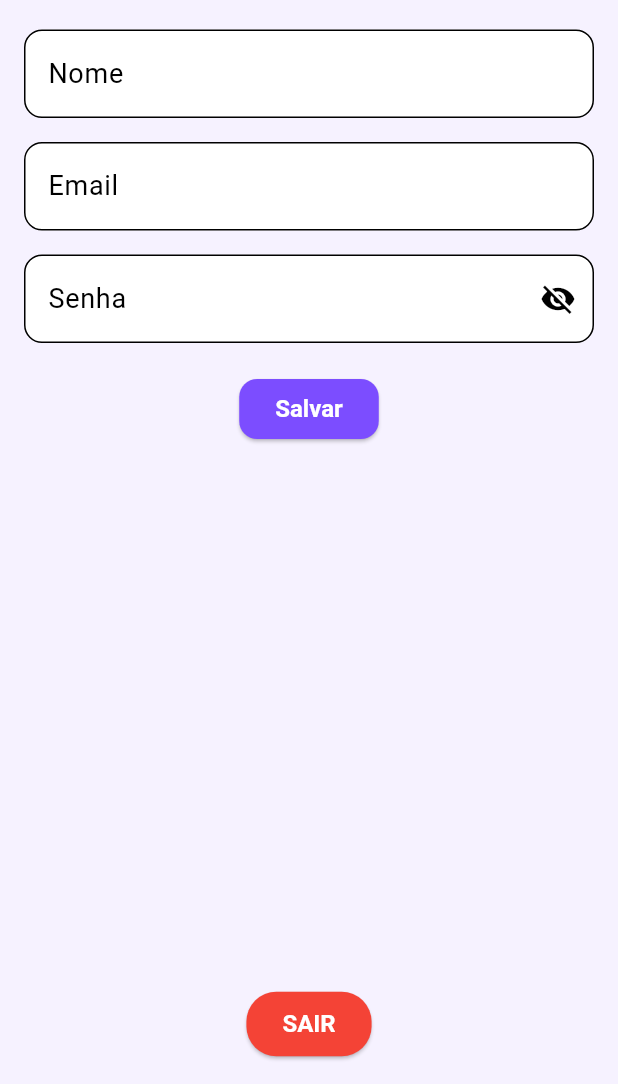
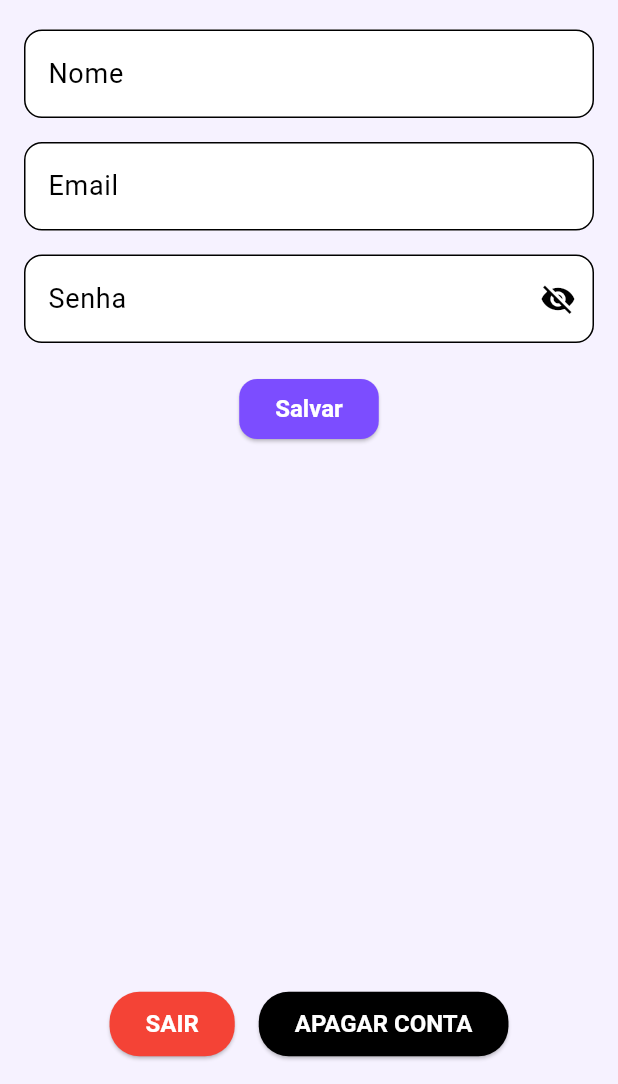
Before and after one commit to AmandaCornelsen/BlueFarma---InovaEuro, a Flutter app: the PerfilEmpreendedor screen opened directly, on a phone screen of 412 x 824 dp, the part 152-1236 px from its top. Run offline on Flutter 3.47's test engine with Material 3 defaults, Android fonts, the light colour scheme and no system bars; our stand-ins replace lottie, shared_preferences, sqflite_common_ffi; accounts and stored records are empty.

Commit message:
add deletar usuario

```diff
--- a/lib/database_help.dart
+++ b/lib/database_help.dart
@@ -3,6 +3,12 @@ import 'package:path/path.dart';
 import 'package:sqflite_common_ffi/sqflite_ffi.dart';
 
 class DatabaseHelper {
+  Future<void> deleteUser(int userId) async {
+    final db = await database;
+    await db.delete('users', where: 'id = ?', whereArgs: [userId]);
+    // Opcional: deletar projetos do usuário também
+    await db.delete('ideas', where: 'user_id = ?', whereArgs: [userId]);
+  }
   Future<void> apagarProjeto(int ideiaId) async {
     final db = await database;
     await db.delete('ideas', where: 'id = ?', whereArgs: [ideiaId]);
--- a/lib/screens/empreendedor/perfil_empreendedor.dart
+++ b/lib/screens/empreendedor/perfil_empreendedor.dart
@@ -11,6 +11,28 @@ class PerfilEmpreendedor extends StatefulWidget {
 }
 
 class _PerfilEmpreendedorState extends State<PerfilEmpreendedor> {
+  Future<void> _apagarConta() async {
+    if (userId == null) return;
+    final confirm = await showDialog<bool>(
+      context: context,
+      builder: (context) => AlertDialog(
+        title: const Text('Apagar conta'),
+        content: const Text('Tem certeza que deseja apagar sua conta? Esta ação não pode ser desfeita.'),
+        actions: [
+          TextButton(onPressed: () => Navigator.pop(context, false), child: const Text('Cancelar')),
+          TextButton(onPressed: () => Navigator.pop(context, true), child: const Text('Apagar', style: TextStyle(color: Colors.red))),
+        ],
+      ),
+    );
+    if (confirm == true) {
+      await DatabaseHelper.instance.deleteUser(userId!);
+      final prefs = await SharedPreferences.getInstance();
+      await prefs.clear();
+      if (mounted) {
+        Navigator.pushNamedAndRemoveUntil(context, Routes.login, (route) => false);
+      }
+    }
+  }
   bool _senhaVisivel = false;
   final TextEditingController nomeController = TextEditingController();
   final TextEditingController emailController = TextEditingController();
@@ -116,16 +138,14 @@ class _PerfilEmpreendedorState extends State<PerfilEmpreendedor> {
               child: const Text('Salvar'),
             ),
             const Spacer(),
-            Align(
-              alignment: Alignment.center,
-              child: ElevatedButton(
+            Row(
+              mainAxisAlignment: MainAxisAlignment.center,
+              children: [
+                ElevatedButton(
                   onPressed: _logout,
                   style: ElevatedButton.styleFrom(
                     backgroundColor: Colors.red,
-                  padding: const EdgeInsets.symmetric(
-                    horizontal: 24,
-                    vertical: 12,
-                  ),
+                    padding: const EdgeInsets.symmetric(horizontal: 24, vertical: 12),
                     shape: RoundedRectangleBorder(
                       borderRadius: BorderRadius.circular(20),
                     ),
@@ -138,6 +158,25 @@ class _PerfilEmpreendedorState extends State<PerfilEmpreendedor> {
                     ),
                   ),
                 ),
+                const SizedBox(width: 16),
+                ElevatedButton(
+                  onPressed: _apagarConta,
+                  style: ElevatedButton.styleFrom(
+                    backgroundColor: Colors.black,
+                    padding: const EdgeInsets.symmetric(horizontal: 24, vertical: 12),
+                    shape: RoundedRectangleBorder(
+                      borderRadius: BorderRadius.circular(20),
+                    ),
+                  ),
+                  child: const Text(
+                    'APAGAR CONTA',
+                    style: TextStyle(
+                      color: Colors.white,
+                      fontWeight: FontWeight.bold,
+                    ),
+                  ),
+                ),
+              ],
             ),
           ],
         ),
```
Also changed, not shown: lib/screens/executivo/perfil_executivo.dart (+45 -3 lines). Lines whose indentation alone changed are shown as unchanged.
